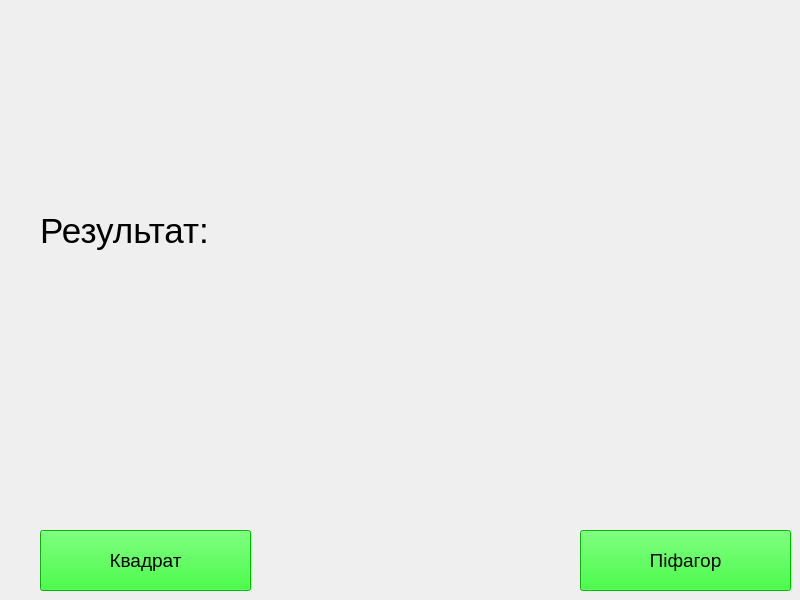
Qt form Laba5/mainwindow.ui (PavloSeniv/QtCreatorLab) before a commit.
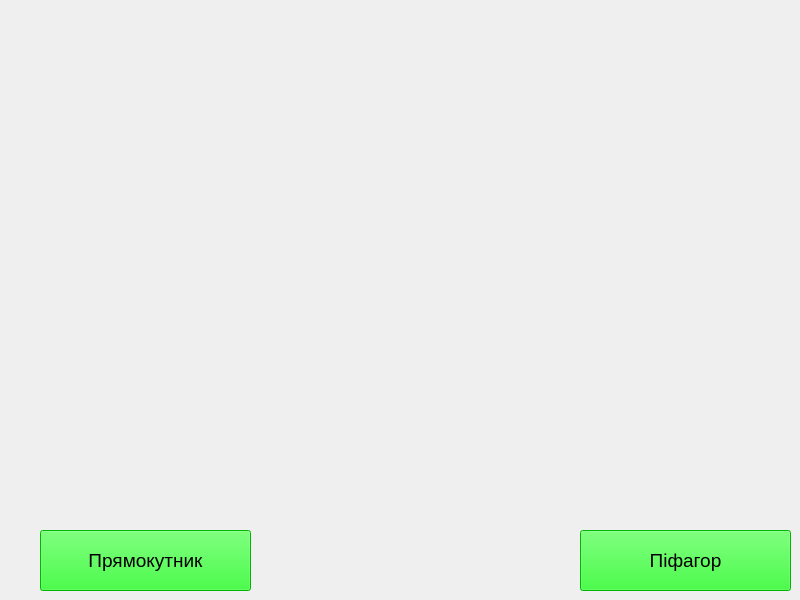
The same form after that commit.

The edit to the form file:
```diff
--- a/Laba5/mainwindow.ui
+++ b/Laba5/mainwindow.ui
@@ -33,7 +33,7 @@
 color:rgb(0, 0, 0);</string>
     </property>
     <property name="text">
-     <string>Квадрат</string>
+     <string>Прямокутник</string>
     </property>
    </widget>
    <widget class="QPushButton" name="pushButton_2">
@@ -79,7 +79,7 @@
      </font>
     </property>
     <property name="text">
-     <string>Результат:</string>
+     <string/>
     </property>
    </widget>
   </widget>
```
